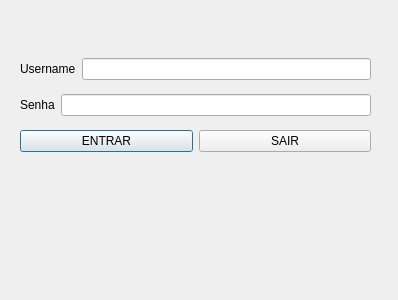
Qt form ControlEstoque/mw_logar.ui (josewmarinho/controlEstoque) before a commit.
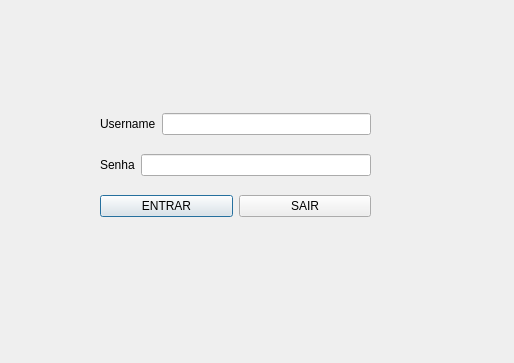
The same form after that commit.

What changed in the file:
```diff
--- a/ControlEstoque/mw_logar.ui
+++ b/ControlEstoque/mw_logar.ui
@@ -6,20 +6,20 @@
    <rect>
     <x>0</x>
     <y>0</y>
-    <width>398</width>
-    <height>300</height>
+    <width>514</width>
+    <height>363</height>
    </rect>
   </property>
   <property name="windowTitle">
    <string>Dialog</string>
   </property>
-  <widget class="QWidget" name="">
+  <widget class="QWidget" name="layoutWidget">
    <property name="geometry">
     <rect>
-     <x>20</x>
-     <y>50</y>
-     <width>351</width>
-     <height>111</height>
+     <x>100</x>
+     <y>100</y>
+     <width>271</width>
+     <height>131</height>
     </rect>
    </property>
    <layout class="QVBoxLayout" name="verticalLayout">
@@ -48,6 +48,9 @@
       </item>
       <item>
        <widget class="QLineEdit" name="txt_senha">
+        <property name="enabled">
+         <bool>true</bool>
+        </property>
         <property name="echoMode">
          <enum>QLineEdit::Password</enum>
         </property>
```
